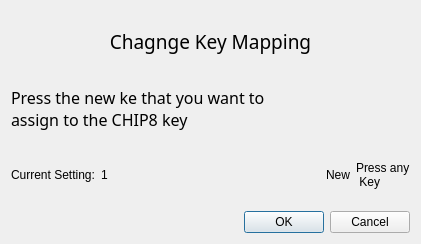
Old version of the form src/gui/ui/keyboardmappingdialog.ui in the repository 42wonko/chip8.
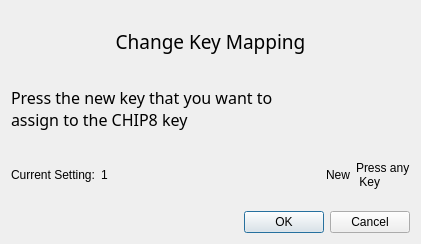
New version of the form.

Diff of the .ui file:
```diff
--- a/src/gui/ui/keyboardmappingdialog.ui
+++ b/src/gui/ui/keyboardmappingdialog.ui
@@ -23,7 +23,7 @@
       </font>
      </property>
      <property name="text">
-      <string>Chagnge Key Mapping</string>
+      <string>Change Key Mapping</string>
      </property>
      <property name="alignment">
       <set>Qt::AlignmentFlag::AlignCenter</set>
@@ -39,7 +39,7 @@
       </font>
      </property>
      <property name="text">
-      <string>Press the new ke that you want to 
+      <string>Press the new key that you want to 
 assign to the CHIP8 key</string>
      </property>
     </widget>
```
